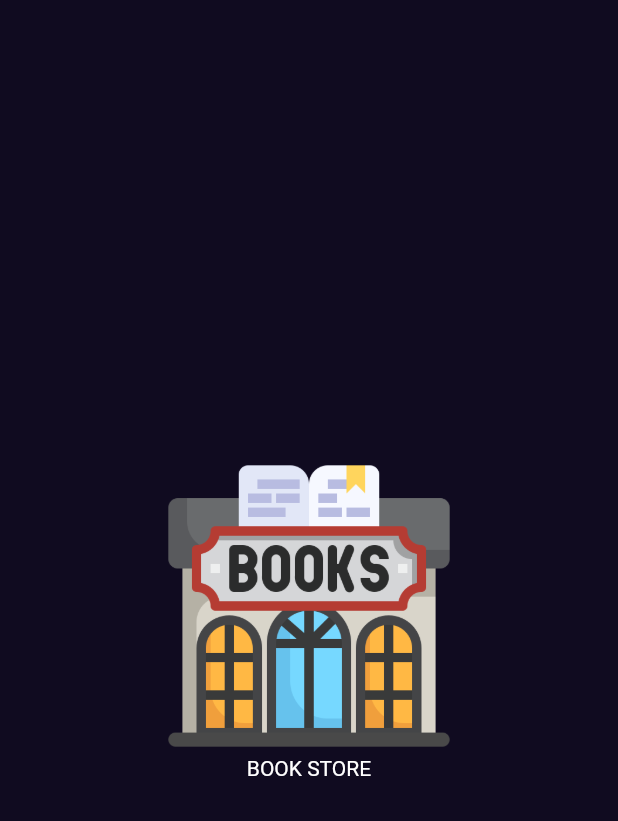
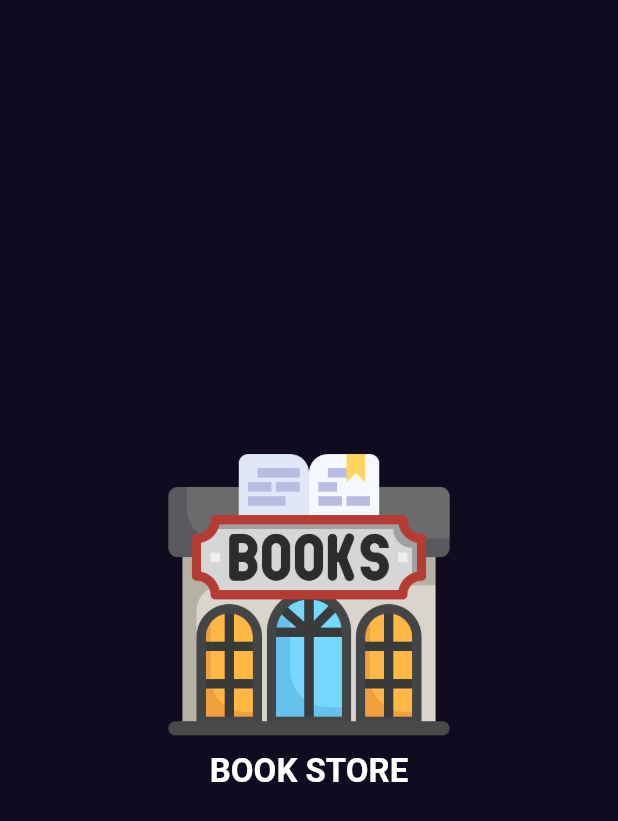
Before and after one commit to Nada120/book_store, a Flutter app: the screen it shows after launch, on a phone screen of 412 x 824 dp. Shown: the top 821 px of the screen. Run offline on Flutter 3.47's test engine with Material 2 defaults, Android fonts, the phone set to English and light mode, and no system bars; our stand-ins replace get.

Commit message:
add text sliding animation

```diff
--- a/lib/Features/splash/presentation/view/widgets/splash_view_body.dart
+++ b/lib/Features/splash/presentation/view/widgets/splash_view_body.dart
@@ -21,7 +21,7 @@ class _SplashViewBodyState extends State<SplashViewBody>
       duration: const Duration(seconds: 1),
     );
     slidingAnimation = Tween<Offset>(
-      begin: const Offset(0, 2.6),
+      begin: const Offset(0, 2),
       end: Offset.zero,
     ).animate(controller);
     controller.forward();
@@ -44,6 +44,7 @@ class _SplashViewBodyState extends State<SplashViewBody>
           height: 200,
           width: 200,
         ),
+        const SizedBox(height: 5),
         AnimatedBuilder(
           animation: slidingAnimation,
           builder: (context, _) => SlideTransition(
@@ -51,6 +52,10 @@ class _SplashViewBodyState extends State<SplashViewBody>
             child: const Text(
               'BOOK STORE',
               textAlign: TextAlign.center,
+              style: TextStyle(
+                fontSize: 22,
+                fontWeight: FontWeight.bold,
+              ),
             ),
           ),
         ),
```
